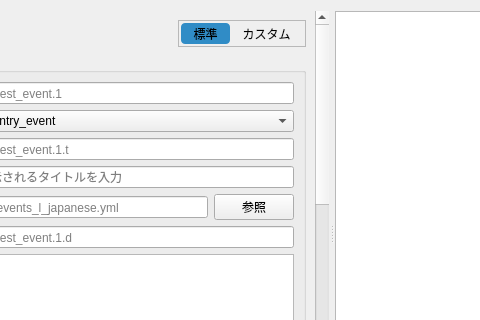
Above: plugins/hoi4/events/event_editor.ui from Ikumyon/PDX-Mod-Studio before the change; both pictures show x 419 to 899 and y 0 to 320 of the 1038 by 466 pixel window. Below: the same form after it.
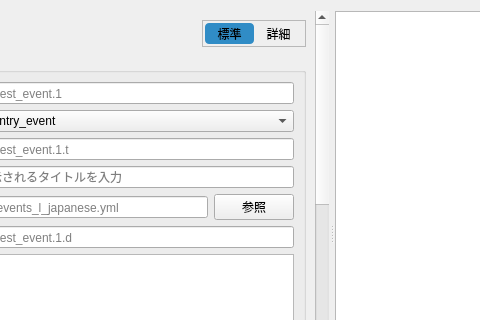
That is the form after the change.

Diff of the .ui file:
```diff
--- a/plugins/hoi4/events/event_editor.ui
+++ b/plugins/hoi4/events/event_editor.ui
@@ -239,7 +239,7 @@
              <item>
               <widget class="QToolButton" name="customModeButton">
                <property name="text">
-                <string>カスタム</string>
+                <string>詳細</string>
                </property>
                <property name="checkable">
                 <bool>true</bool>
```
